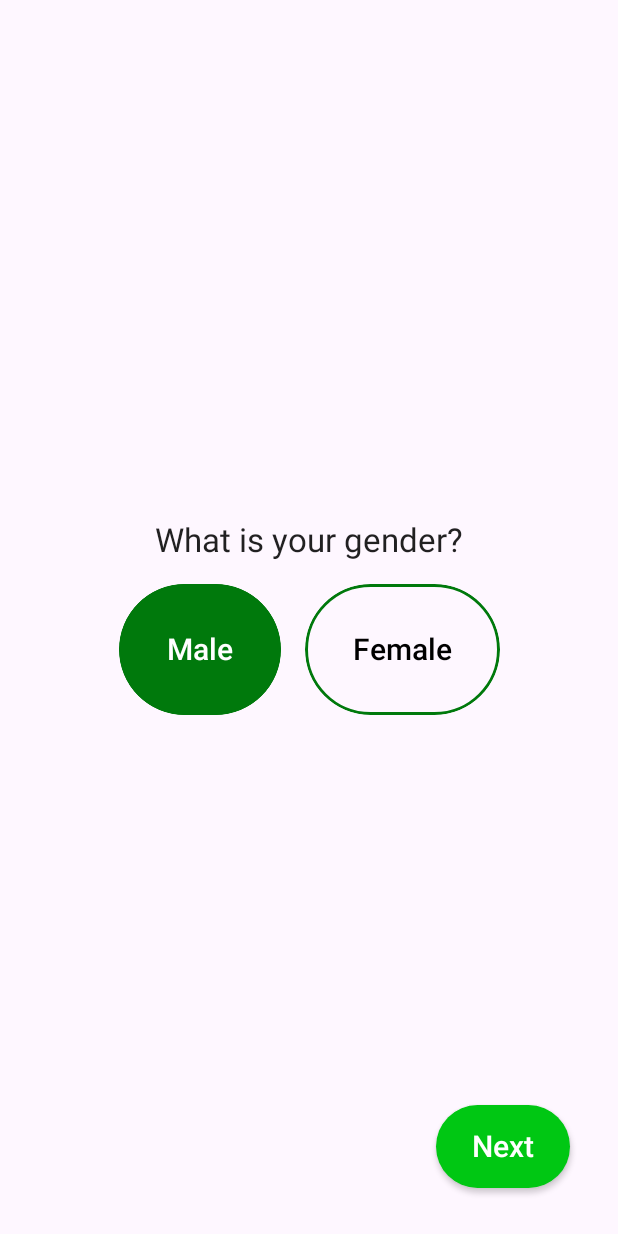
After one commit to ahmedelshaikh20/FitBalance, an Android app built with Jetpack Compose: the GenderScreen screen opened through its navigation route, on a phone screen of 412 x 824 dp. The commit adds this screen. Run offline under Robolectric (Android 15) with nearby library versions, the phone set to English and light mode, and no system bars; our stand-ins replace Dagger/Hilt's generated code.

Commit message:
Gender Screen

```diff
--- a/app/src/main/java/com/example/fitbalance/MainActivity.kt
+++ b/app/src/main/java/com/example/fitbalance/MainActivity.kt
@@ -16,8 +16,8 @@ import androidx.navigation.compose.rememberNavController
 import com.example.core.navigation.routes
 import com.example.fitbalance.navigation.navigate
 import com.example.fitbalance.ui.theme.FitbalanceTheme
+import com.example.onboarding_presentation.gender.screen.GenderScreen
 import com.example.onboarding_presentation.welcome.WelcomeScreen
-import dagger.hilt.EntryPoint
 import dagger.hilt.android.AndroidEntryPoint
 
 @AndroidEntryPoint
@@ -32,12 +32,12 @@ class MainActivity : ComponentActivity() {
           color = MaterialTheme.colorScheme.background
         ) {
           val navController = rememberNavController()
-          val navHost = NavHost(navController = navController, startDestination = routes.welcome) {
-            composable(routes.welcome) {
+          val navHost = NavHost(navController = navController, startDestination = routes.WELCOME) {
+            composable(routes.WELCOME) {
               WelcomeScreen(onNavigate = navController::navigate)
             }
-            composable(routes.age) {
-
+            composable(routes.Gender) {
+            GenderScreen(onNavigate = navController::navigate)
             }
           }
         }
--- a/core/src/main/java/com/example/core/data/pref/MyPreferences.kt
+++ b/core/src/main/java/com/example/core/data/pref/MyPreferences.kt
@@ -6,8 +6,9 @@ import com.example.core.domain.model.Gender
 import com.example.core.domain.model.GoalType
 import com.example.core.domain.model.UserInfo
 import com.example.core.domain.prefrences.Preferences
+import javax.inject.Inject
 
-class MyPreferences(private val sharedPreferences: SharedPreferences) : Preferences {
+class MyPreferences @Inject constructor(private val sharedPreferences: SharedPreferences) : Preferences {
   override fun saveGender(gender: Gender) {
     sharedPreferences.edit()
       .putString(Preferences.KEY_GENDER, gender.name)
--- a/core/src/main/java/com/example/core/navigation/routes.kt
+++ b/core/src/main/java/com/example/core/navigation/routes.kt
@@ -1,8 +1,8 @@
 package com.example.core.navigation
 
 object routes {
-  const val welcome = "welcome"
-  const val age = "age"
-
+  const val WELCOME = "welcome"
+  const val AGE = "age"
+  const val Gender = "gender"
 
 }
--- a/onboarding/onboarding_presentation/build.gradle.kts
+++ b/onboarding/onboarding_presentation/build.gradle.kts
@@ -13,5 +13,6 @@ dependencies{
   implementation(project(Modules.core))
   implementation(project(Modules.onboardingDomain))
   implementation(project(Modules.coreUi))
+  debugImplementation("androidx.compose.ui:ui-tooling:1.6.0")
 
 }
--- /dev/null
+++ b/onboarding/onboarding_presentation/src/main/java/com/example/onboarding_presentation/components/SelectableButton.kt
@@ -0,0 +1,75 @@
+package com.example.onboarding_presentation.components
+
+import androidx.compose.foundation.background
+import androidx.compose.foundation.border
+import androidx.compose.foundation.clickable
+import androidx.compose.foundation.layout.Box
+import androidx.compose.foundation.layout.Column
+import androidx.compose.foundation.layout.padding
+import androidx.compose.foundation.shape.RoundedCornerShape
+import androidx.compose.material.Colors
+import androidx.compose.material.MaterialTheme
+import androidx.compose.material.Text
+import androidx.compose.runtime.Composable
+import androidx.compose.ui.Alignment
+import androidx.compose.ui.Modifier
+import androidx.compose.ui.draw.clip
+import androidx.compose.ui.graphics.Color
+import androidx.compose.ui.text.TextStyle
+import androidx.compose.ui.tooling.preview.Preview
+import androidx.compose.ui.unit.dp
+import com.example.core_ui.LocalSpacing
+
+
+@Composable
+fun SelectableButton(
+  text: String,
+  isSelected: Boolean,
+  color: Color,
+  selectedTextColor: Color,
+  onClick: () -> Unit,
+  modifier: Modifier = Modifier,
+  textStyle: TextStyle = MaterialTheme.typography.button
+) {
+
+  Box(
+    modifier = modifier
+        .clip(RoundedCornerShape(100.dp))
+        .border(
+            width = 2.dp,
+            color = color,
+            shape = RoundedCornerShape(100.dp)
+        )
+        .background(
+            color = if (isSelected) color else Color.Transparent,
+            shape = RoundedCornerShape(100.dp)
+        )
+        .clickable {
+            onClick()
+        }
+        .padding(LocalSpacing.current.spaceMedium),
+    contentAlignment = Alignment.Center,
+
+    ) {
+    Text(
+      text = text,
+      style = textStyle,
+      color = if (isSelected) selectedTextColor else Color.Black,
+      modifier = Modifier.padding(LocalSpacing.current.spaceMedium)
+    )
+  }
+
+}
+
+@Preview(showBackground = true)
+@Composable
+fun GreetingPreview() {
+  Column {
+
+//    SelectableButton(
+//      "Android",
+//      true,
+//      color = Color.Gray,
+//      onClick = {})
+  }
+}
--- /dev/null
+++ b/onboarding/onboarding_presentation/src/main/java/com/example/onboarding_presentation/gender/screen/GenderScreen.kt
@@ -0,0 +1,79 @@
+package com.example.onboarding_presentation.gender.screen
+
+import androidx.compose.foundation.layout.Arrangement
+import androidx.compose.foundation.layout.Box
+import androidx.compose.foundation.layout.Column
+import androidx.compose.foundation.layout.Row
+import androidx.compose.foundation.layout.Spacer
+import androidx.compose.foundation.layout.fillMaxSize
+import androidx.compose.foundation.layout.height
+import androidx.compose.foundation.layout.padding
+import androidx.compose.foundation.layout.width
+import androidx.compose.material.MaterialTheme
+import androidx.compose.material.Text
+import androidx.compose.runtime.Composable
+import androidx.compose.ui.Alignment
+import androidx.compose.ui.Modifier
+import androidx.compose.ui.graphics.Color
+import androidx.compose.ui.res.stringResource
+import androidx.compose.ui.tooling.preview.Preview
+import androidx.hilt.navigation.compose.hiltViewModel
+import com.example.core.domain.model.Gender
+import com.example.core.util.UiEvent
+import com.example.core_ui.LocalSpacing
+import com.example.onboarding_presentation.R
+import com.example.onboarding_presentation.components.ActionButton
+import com.example.onboarding_presentation.components.SelectableButton
+import com.example.onboarding_presentation.gender.viewmodel.GenderViewModel
+
+@Composable
+fun GenderScreen(
+  onNavigate: (UiEvent.Navigate) -> Unit,
+  genderViewModel: GenderViewModel = hiltViewModel()
+) {
+  Box(
+    modifier = Modifier
+      .fillMaxSize()
+      .padding(LocalSpacing.current.spaceLarge)
+  ) {
+    Column(
+      modifier = Modifier.fillMaxSize(),
+      verticalArrangement = Arrangement.Center,
+      horizontalAlignment = Alignment.CenterHorizontally
+    ) {
+      Text(
+        text = stringResource(id = com.example.core.R.string.whats_your_gender),
+        style = MaterialTheme.typography.h3
+      )
+      Spacer(modifier = Modifier.height(LocalSpacing.current.spaceMedium))
+      Row(horizontalArrangement = Arrangement.SpaceEvenly) {
+        SelectableButton(
+          text = stringResource(id = com.example.core.R.string.male),
+          isSelected = genderViewModel.selectedGender is Gender.Male,
+          color = MaterialTheme.colors.primaryVariant,
+          selectedTextColor = Color.White,
+          onClick = { genderViewModel.onGenderSelect(Gender.Male) })
+        Spacer(modifier = Modifier.width(LocalSpacing.current.spaceMedium))
+        SelectableButton(
+          text = stringResource(id = com.example.core.R.string.female),
+          isSelected = genderViewModel.selectedGender is Gender.Female,
+          color = MaterialTheme.colors.primaryVariant,
+          selectedTextColor = Color.White,
+          onClick = { genderViewModel.onGenderSelect(Gender.Female) })
+      }
+    }
+    ActionButton(text = "Next", onClick = { genderViewModel.onNextClick() } , modifier = Modifier.align(Alignment.BottomEnd) , isEnabled = true
+    )
+  }
+
+
+}
+
+@Preview(showBackground = true)
+@Composable
+fun GreetingPreview() {
+  Column {
+
+    GenderScreen(onNavigate = {})
+  }
+}
--- /dev/null
+++ b/onboarding/onboarding_presentation/src/main/java/com/example/onboarding_presentation/gender/viewmodel/GenderViewModel.kt
@@ -0,0 +1,42 @@
+package com.example.onboarding_presentation.gender.viewmodel
+
+import androidx.compose.runtime.getValue
+import androidx.compose.runtime.mutableStateOf
+import androidx.compose.runtime.setValue
+import androidx.lifecycle.ViewModel
+import androidx.lifecycle.viewModelScope
+import com.example.core.data.pref.MyPreferences
+import com.example.core.domain.model.Gender
+import com.example.core.navigation.routes
+import com.example.core.util.UiEvent
+import dagger.hilt.android.lifecycle.HiltViewModel
+import kotlinx.coroutines.channels.Channel
+import kotlinx.coroutines.flow.MutableStateFlow
+import kotlinx.coroutines.flow.receiveAsFlow
+import kotlinx.coroutines.launch
+import javax.inject.Inject
+
+@HiltViewModel
+class GenderViewModel @Inject constructor(
+  val preferences: MyPreferences
+) : ViewModel() {
+
+  var selectedGender by mutableStateOf<Gender>(Gender.Male)
+    private set
+
+  // Cahneel used to send one time event( It will only considered one )
+  val _uiEvent = Channel<UiEvent>()
+  val uiEvent = _uiEvent.receiveAsFlow()
+
+  fun onGenderSelect(gender: Gender) {
+    selectedGender = gender
+  }
+
+  fun onNextClick(){
+    viewModelScope.launch {
+     preferences.saveGender(selectedGender)
+    _uiEvent.send(UiEvent.Navigate(route = routes.AGE))}
+  }
+
+
+}
--- a/onboarding/onboarding_presentation/src/main/java/com/example/onboarding_presentation/welcome/WelcomeScreen.kt
+++ b/onboarding/onboarding_presentation/src/main/java/com/example/onboarding_presentation/welcome/WelcomeScreen.kt
@@ -39,7 +39,7 @@ fun WelcomeScreen(
     ActionButton(
       text = stringResource(id = R.string.next),
       isEnabled = true,
-      onClick = { onNavigate(UiEvent.Navigate(routes.age)) },
+      onClick = { onNavigate(UiEvent.Navigate(routes.Gender)) },
       modifier = Modifier.align(Alignment.CenterHorizontally))
   }
 
```
Also changed, not shown: onboarding/onboarding_presentation/src/main/java/com/example/onboarding_presentation/components/UnitTextField.kt (added, +70 -0 lines).
